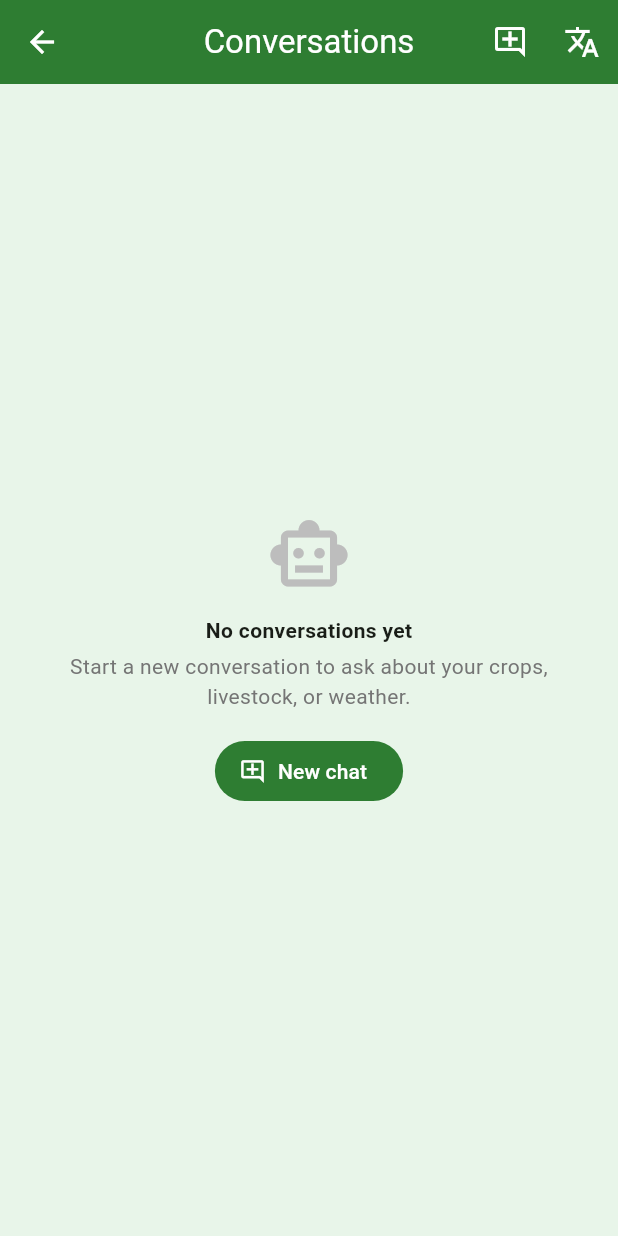
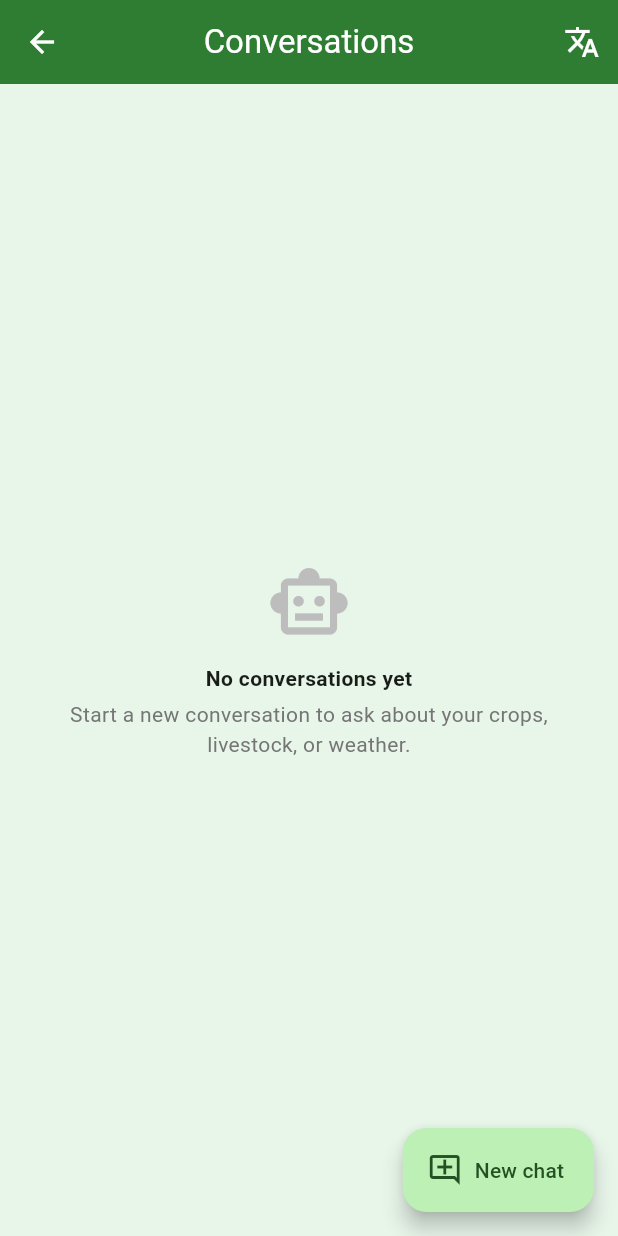
Before and after one commit to Engn21/alsapp_refactor, a Flutter app: the ChatConversationsScreen screen opened directly, on a phone screen of 412 x 824 dp. Run offline on Flutter 3.47's test engine with Material 3 defaults, Android fonts, the phone set to English and light mode, and no system bars; our stand-ins replace dio, firebase_core, firebase_messaging, fl_chart, flutter_map, flutter_secure_storage and 4 more; accounts and stored records are empty; network calls fail.

Commit message:
Move "New chat" to a floating action button
The AppBar icon for starting a new conversation was too small/easy to
miss (user feedback after seeing their real conversations list). Use
a FloatingActionButton.extended pinned to the bottom instead, which
is visible in both the empty and populated list states - and drop the
now-redundant inline button from the empty state.

Co-Authored-By: Claude Sonnet 5 <noreply@anthropic.com>

```diff
--- a/frontend/lib/screens/chat_conversations_screen.dart
+++ b/frontend/lib/screens/chat_conversations_screen.dart
@@ -99,20 +99,18 @@ class _ChatConversationsScreenState extends State<ChatConversationsScreen> {
       backgroundColor: AppTheme.bg,
       appBar: AppBar(
         title: Text(context.tr('Conversations')),
-        actions: [
-          IconButton(
-            icon: _creating
-                ? const SizedBox(
-                    width: 20,
-                    height: 20,
-                    child: CircularProgressIndicator(strokeWidth: 2, color: Colors.white),
-                  )
-                : const Icon(Icons.add_comment_outlined),
-            tooltip: context.tr('New chat'),
-            onPressed: _creating ? null : _newChat,
-          ),
-          const LanguageSelector(),
-        ],
+        actions: const [LanguageSelector()],
+      ),
+      floatingActionButton: FloatingActionButton.extended(
+        onPressed: _creating ? null : _newChat,
+        icon: _creating
+            ? const SizedBox(
+                width: 18,
+                height: 18,
+                child: CircularProgressIndicator(strokeWidth: 2, color: Colors.white),
+              )
+            : const Icon(Icons.add_comment_outlined),
+        label: Text(context.tr('New chat')),
       ),
       body: RefreshIndicator(
         onRefresh: _refresh,
@@ -154,12 +152,6 @@ class _ChatConversationsScreenState extends State<ChatConversationsScreen> {
                               textAlign: TextAlign.center,
                               style: TextStyle(color: Colors.grey.shade600),
                             ),
-                            const SizedBox(height: 16),
-                            FilledButton.icon(
-                              onPressed: _creating ? null : _newChat,
-                              icon: const Icon(Icons.add_comment_outlined),
-                              label: Text(context.tr('New chat')),
-                            ),
                           ],
                         ),
                       ),
@@ -169,7 +161,9 @@ class _ChatConversationsScreenState extends State<ChatConversationsScreen> {
               );
             }
             return ListView.separated(
-              padding: const EdgeInsets.all(12),
+              // Extra bottom padding so the FAB doesn't sit on top of the
+              // last row.
+              padding: const EdgeInsets.fromLTRB(12, 12, 12, 88),
               itemCount: items.length,
               separatorBuilder: (_, __) => const SizedBox(height: 8),
               itemBuilder: (context, i) {
```
